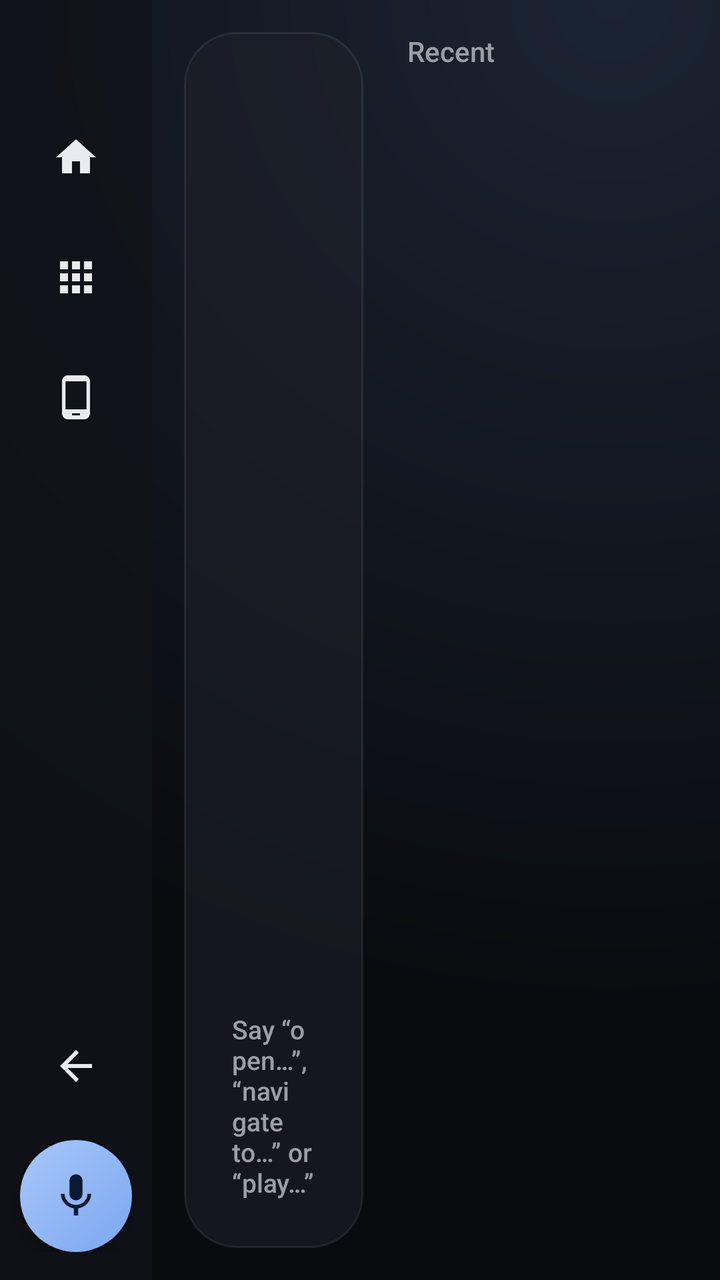
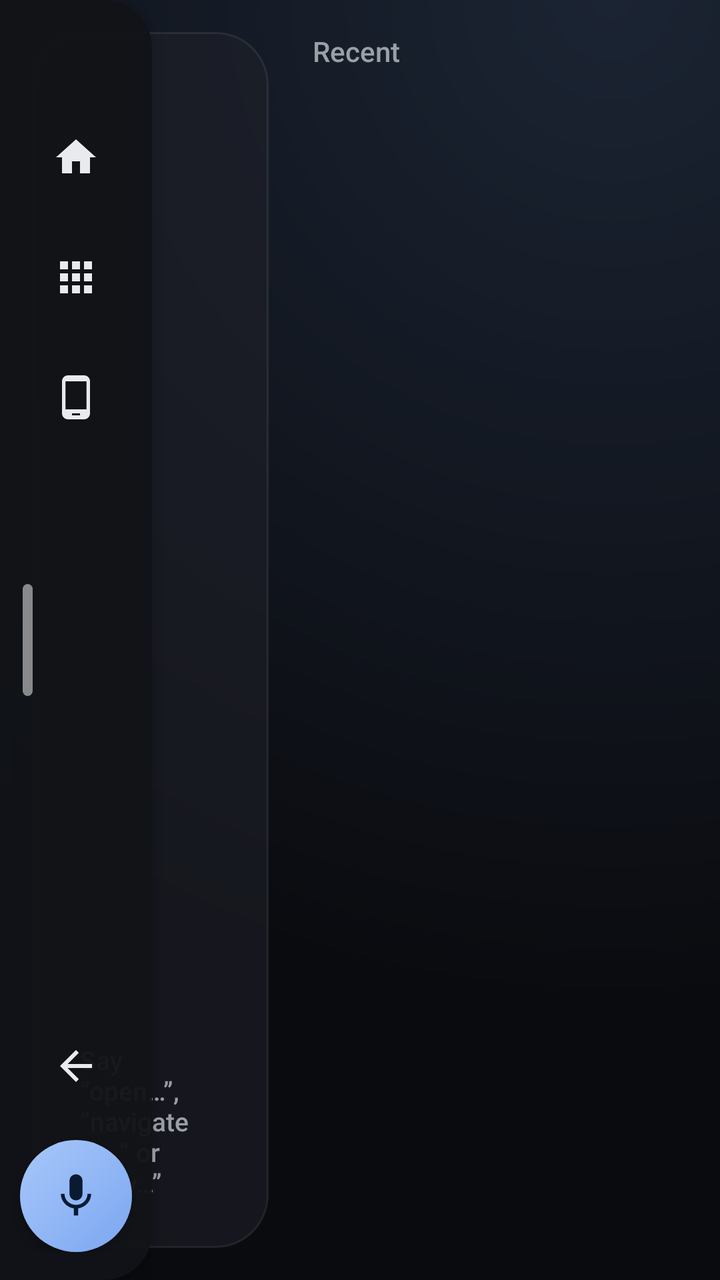

An Android layout rendered at two revisions. The XML below is the earlier revision; the diff shows what the commit changed to produce the second picture.
<!-- AndroidManifest.xml: application theme Theme.OpenDash -->
<!-- res/layout/car_shell.xml -->
<?xml version="1.0" encoding="utf-8"?>
<LinearLayout xmlns:android="http://schemas.android.com/apk/res/android"
    android:id="@+id/root"
    android:layout_width="match_parent"
    android:layout_height="match_parent"
    android:background="@drawable/car_bg_gradient"
    android:orientation="horizontal">

    
    <LinearLayout
        android:id="@+id/rail"
        android:layout_width="76dp"
        android:layout_height="match_parent"
        android:background="@drawable/rail_bg"
        android:gravity="center_horizontal"
        android:orientation="vertical"
        android:paddingTop="14dp"
        android:paddingBottom="14dp">

        <TextView
            android:id="@+id/railClock"
            android:layout_width="wrap_content"
            android:layout_height="wrap_content"
            android:layout_marginBottom="10dp"
            android:fontFamily="sans-serif-medium"
            android:textColor="@color/car_text"
            android:textSize="16sp" />

        <ImageButton
            android:id="@+id/btnHome"
            style="@style/RailButton"
            android:contentDescription="Home"
            android:src="@drawable/ic_home" />

        <ImageButton
            android:id="@+id/btnApps"
            style="@style/RailButton"
            android:contentDescription="All apps"
            android:src="@drawable/ic_apps" />

        <ImageButton
            android:id="@+id/btnScreen"
            style="@style/RailButton"
            android:contentDescription="Phone screen"
            android:src="@drawable/ic_phone_screen" />

        <View
            android:layout_width="1dp"
            android:layout_height="0dp"
            android:layout_weight="1" />

        <ImageButton
            android:id="@+id/btnBack"
            style="@style/RailButton"
            android:layout_marginBottom="10dp"
            android:contentDescription="Back"
            android:src="@drawable/ic_back" />

        <ImageButton
            android:id="@+id/btnMic"
            android:layout_width="56dp"
            android:layout_height="56dp"
            android:background="@drawable/mic_button_bg"
            android:contentDescription="Voice"
            android:elevation="4dp"
            android:padding="15dp"
            android:scaleType="fitCenter"
            android:src="@drawable/ic_mic"
            android:tint="#0B1A33" />
    </LinearLayout>

    <FrameLayout
        android:id="@+id/content"
        android:layout_width="0dp"
        android:layout_height="match_parent"
        android:layout_weight="1">

        
        <LinearLayout
            android:id="@+id/pageHome"
            android:layout_width="match_parent"
            android:layout_height="match_parent"
            android:baselineAligned="false"
            android:orientation="horizontal"
            android:padding="16dp">

            <LinearLayout
                android:layout_width="0dp"
                android:layout_height="match_parent"
                android:layout_marginEnd="16dp"
                android:layout_weight="0.38"
                android:background="@drawable/card_bg"
                android:gravity="center_vertical"
                android:orientation="vertical"
                android:padding="24dp">

                <TextView
                    android:id="@+id/homeClock"
                    android:layout_width="wrap_content"
                    android:layout_height="wrap_content"
                    android:fontFamily="sans-serif-light"
                    android:includeFontPadding="false"
                    android:textColor="@color/car_text"
                    android:textSize="56sp" />

                <TextView
                    android:id="@+id/homeDate"
                    android:layout_width="wrap_content"
                    android:layout_height="wrap_content"
                    android:layout_marginTop="6dp"
                    android:fontFamily="sans-serif-medium"
                    android:textColor="@color/car_text_dim"
                    android:textSize="17sp" />

                <TextView
                    android:id="@+id/homeStatus"
                    android:layout_width="wrap_content"
                    android:layout_height="wrap_content"
                    android:layout_marginTop="18dp"
                    android:textColor="@color/car_accent"
                    android:textSize="15sp"
                    android:visibility="gone" />

                <View
                    android:layout_width="1dp"
                    android:layout_height="0dp"
                    android:layout_weight="1" />

                <TextView
                    android:layout_width="wrap_content"
                    android:layout_height="wrap_content"
                    android:fontFamily="sans-serif-medium"
                    android:text="Say “open…”, “navigate to…” or “play…”"
                    android:textColor="@color/car_text_dim"
                    android:textSize="13sp" />
            </LinearLayout>

            <LinearLayout
                android:layout_width="0dp"
                android:layout_height="match_parent"
                android:layout_weight="0.62"
                android:orientation="vertical">

                <TextView
                    android:layout_width="wrap_content"
                    android:layout_height="wrap_content"
                    android:layout_marginStart="6dp"
                    android:layout_marginBottom="6dp"
                    android:fontFamily="sans-serif-medium"
                    android:text="Recent"
                    android:textColor="@color/car_text_dim"
                    android:textSize="14sp" />

                <androidx.recyclerview.widget.RecyclerView
                    android:id="@+id/recentRow"
                    android:layout_width="match_parent"
                    android:layout_height="0dp"
                    android:layout_weight="1"
                    android:overScrollMode="never" />
            </LinearLayout>
        </LinearLayout>

        
        <androidx.recyclerview.widget.RecyclerView
            android:id="@+id/pageApps"
            android:layout_width="match_parent"
            android:layout_height="match_parent"
            android:clipToPadding="false"
            android:overScrollMode="never"
            android:padding="12dp"
            android:scrollbars="none"
            android:visibility="gone" />

        
        <FrameLayout
            android:id="@+id/pageMirror"
            android:layout_width="match_parent"
            android:layout_height="match_parent"
            android:background="#000000"
            android:visibility="gone">

            <TextureView
                android:id="@+id/mirrorView"
                android:layout_width="match_parent"
                android:layout_height="match_parent"
                android:layout_gravity="center" />

            <TextView
                android:id="@+id/mirrorHint"
                android:layout_width="wrap_content"
                android:layout_height="wrap_content"
                android:layout_gravity="center"
                android:background="@drawable/card_bg"
                android:fontFamily="sans-serif-medium"
                android:gravity="center"
                android:paddingStart="32dp"
                android:paddingTop="22dp"
                android:paddingEnd="32dp"
                android:paddingBottom="22dp"
                android:text="Tap here, then “Start now” on your phone to show it here"
                android:textColor="@color/car_text"
                android:textSize="18sp" />

            <LinearLayout
                android:id="@+id/drivingBlock"
                android:layout_width="match_parent"
                android:layout_height="match_parent"
                android:background="#F2000000"
                android:gravity="center"
                android:orientation="vertical"
                android:visibility="gone">

                <TextView
                    android:layout_width="wrap_content"
                    android:layout_height="wrap_content"
                    android:fontFamily="sans-serif-medium"
                    android:text="Video paused while driving"
                    android:textColor="@color/car_text"
                    android:textSize="24sp" />

                <TextView
                    android:layout_width="wrap_content"
                    android:layout_height="wrap_content"
                    android:layout_marginTop="8dp"
                    android:text="It comes back when the car stops"
                    android:textColor="@color/car_text_dim"
                    android:textSize="16sp" />
            </LinearLayout>
        </FrameLayout>

        <TextView
            android:id="@+id/bubble"
            android:layout_width="wrap_content"
            android:layout_height="wrap_content"
            android:layout_gravity="bottom|center_horizontal"
            android:layout_marginBottom="20dp"
            android:background="@drawable/bubble_bg"
            android:elevation="6dp"
            android:fontFamily="sans-serif-medium"
            android:maxWidth="560dp"
            android:paddingStart="24dp"
            android:paddingTop="12dp"
            android:paddingEnd="24dp"
            android:paddingBottom="12dp"
            android:textColor="@color/car_text"
            android:textSize="17sp"
            android:visibility="gone" />
    </FrameLayout>
</LinearLayout>
<!-- resources referenced by this layout -->
<resources>
  <color name="car_accent">#8AB4F8</color>
  <color name="car_text">#E8EAED</color>
  <color name="car_text_dim">#9AA0A6</color>
  <!-- drawable bubble_bg (drawable) -->
  <?xml version="1.0" encoding="utf-8"?>
  <shape xmlns:android="http://schemas.android.com/apk/res/android" android:shape="rectangle">
      <solid android:color="#E6202124" />
      <corners android:radius="28dp" />
      <stroke android:width="1dp" android:color="@color/car_accent" />
  </shape>
  <!-- drawable car_bg_gradient (drawable) -->
  <?xml version="1.0" encoding="utf-8"?>
  <shape xmlns:android="http://schemas.android.com/apk/res/android" android:shape="rectangle">
      <gradient
          android:type="radial"
          android:centerX="0.85"
          android:centerY="0.0"
          android:gradientRadius="140%p"
          android:startColor="#1B2433"
          android:endColor="#0A0B0F" />
  </shape>
  <!-- drawable card_bg (drawable) -->
  <?xml version="1.0" encoding="utf-8"?>
  <shape xmlns:android="http://schemas.android.com/apk/res/android" android:shape="rectangle">
      <solid android:color="#991E2129" />
      <corners android:radius="26dp" />
      <stroke android:width="1dp" android:color="#14FFFFFF" />
  </shape>
  <!-- drawable ic_back (drawable) -->
  <vector xmlns:android="http://schemas.android.com/apk/res/android"
      android:width="24dp" android:height="24dp"
      android:viewportWidth="24" android:viewportHeight="24"
      android:tint="?android:attr/textColorPrimary">
      <path android:fillColor="@android:color/white" android:pathData="M20,11H7.83l5.59,-5.59L12,4l-8,8 8,8 1.41,-1.41L7.83,13H20v-2z"/>
  </vector>
  <!-- drawable ic_home (drawable) -->
  <vector xmlns:android="http://schemas.android.com/apk/res/android"
      android:width="24dp" android:height="24dp"
      android:viewportWidth="24" android:viewportHeight="24"
      android:tint="?android:attr/textColorPrimary">
      <path android:fillColor="@android:color/white" android:pathData="M10,20v-6h4v6h5v-8h3L12,3 2,12h3v8z"/>
  </vector>
  <!-- drawable ic_phone_screen (drawable) -->
  <vector xmlns:android="http://schemas.android.com/apk/res/android"
      android:width="24dp" android:height="24dp"
      android:viewportWidth="24" android:viewportHeight="24"
      android:tint="?android:attr/textColorPrimary">
      <path android:fillColor="@android:color/white" android:pathData="M16,1H8C6.34,1 5,2.34 5,4v16c0,1.66 1.34,3 3,3h8c1.66,0 3,-1.34 3,-3V4c0,-1.66 -1.34,-3 -3,-3zM14,21h-4v-1h4v1zM17.25,18H6.75V4h10.5v14z"/>
  </vector>
  <!-- drawable mic_button_bg (drawable) -->
  <?xml version="1.0" encoding="utf-8"?>
  <ripple xmlns:android="http://schemas.android.com/apk/res/android" android:color="#55FFFFFF">
      <item>
          <shape android:shape="oval">
              <gradient android:angle="315" android:startColor="#A8C7FA" android:endColor="#7BA7F0" />
          </shape>
      </item>
  </ripple>
  <!-- drawable rail_bg (drawable) -->
  <?xml version="1.0" encoding="utf-8"?>
  <shape xmlns:android="http://schemas.android.com/apk/res/android" android:shape="rectangle">
      <solid android:color="#CC111318" />
  </shape>
  <style name="RailButton">
          <item name="android:layout_width">54dp</item>
          <item name="android:layout_height">54dp</item>
          <item name="android:layout_marginTop">6dp</item>
          <item name="android:background">@drawable/rail_button_bg</item>
          <item name="android:padding">15dp</item>
          <item name="android:scaleType">fitCenter</item>
          <item name="android:tint">@color/car_text</item>
      </style>
  <style name="Theme.OpenDash" parent="Theme.Material3.DayNight" />
  <color name="car_selected">#2B3A55</color>
  <!-- unchanged entries left out for length: 3 -->
</resources>

<!-- the commit's change to res/layout/car_shell.xml (unified diff, before → after) -->
@@ -1,79 +1,14 @@
 <?xml version="1.0" encoding="utf-8"?>
-<LinearLayout xmlns:android="http://schemas.android.com/apk/res/android"
+<FrameLayout xmlns:android="http://schemas.android.com/apk/res/android"
     android:id="@+id/root"
     android:layout_width="match_parent"
     android:layout_height="match_parent"
-    android:background="@drawable/car_bg_gradient"
-    android:orientation="horizontal">
-
-    
-    <LinearLayout
-        android:id="@+id/rail"
-        android:layout_width="76dp"
-        android:layout_height="match_parent"
-        android:background="@drawable/rail_bg"
-        android:gravity="center_horizontal"
-        android:orientation="vertical"
-        android:paddingTop="14dp"
-        android:paddingBottom="14dp">
-
-        <TextView
-            android:id="@+id/railClock"
-            android:layout_width="wrap_content"
-            android:layout_height="wrap_content"
-            android:layout_marginBottom="10dp"
-            android:fontFamily="sans-serif-medium"
-            android:textColor="@color/car_text"
-            android:textSize="16sp" />
-
-        <ImageButton
-            android:id="@+id/btnHome"
-            style="@style/RailButton"
-            android:contentDescription="Home"
-            android:src="@drawable/ic_home" />
-
-        <ImageButton
-            android:id="@+id/btnApps"
-            style="@style/RailButton"
-            android:contentDescription="All apps"
-            android:src="@drawable/ic_apps" />
-
-        <ImageButton
-            android:id="@+id/btnScreen"
-            style="@style/RailButton"
-            android:contentDescription="Phone screen"
-            android:src="@drawable/ic_phone_screen" />
-
-        <View
-            android:layout_width="1dp"
-            android:layout_height="0dp"
-            android:layout_weight="1" />
-
-        <ImageButton
-            android:id="@+id/btnBack"
-            style="@style/RailButton"
-            android:layout_marginBottom="10dp"
-            android:contentDescription="Back"
-            android:src="@drawable/ic_back" />
-
-        <ImageButton
-            android:id="@+id/btnMic"
-            android:layout_width="56dp"
-            android:layout_height="56dp"
-            android:background="@drawable/mic_button_bg"
-            android:contentDescription="Voice"
-            android:elevation="4dp"
-            android:padding="15dp"
-            android:scaleType="fitCenter"
-            android:src="@drawable/ic_mic"
-            android:tint="#0B1A33" />
-    </LinearLayout>
+    android:background="@drawable/car_bg_gradient">
 
     <FrameLayout
         android:id="@+id/content"
-        android:layout_width="0dp"
-        android:layout_height="match_parent"
-        android:layout_weight="1">
+        android:layout_width="match_parent"
+        android:layout_height="match_parent">
 
         
         <LinearLayout
@@ -246,4 +181,86 @@
             android:textSize="17sp"
             android:visibility="gone" />
     </FrameLayout>
-</LinearLayout>
+
+    
+    <LinearLayout
+        android:id="@+id/rail"
+        android:layout_width="76dp"
+        android:layout_height="match_parent"
+        android:layout_gravity="start"
+        android:background="@drawable/rail_bg"
+        android:elevation="10dp"
+        android:gravity="center_horizontal"
+        android:orientation="vertical"
+        android:paddingTop="14dp"
+        android:paddingBottom="14dp">
+
+        <TextView
+            android:id="@+id/railClock"
+            android:layout_width="wrap_content"
+            android:layout_height="wrap_content"
+            android:layout_marginBottom="10dp"
+            android:fontFamily="sans-serif-medium"
+            android:textColor="@color/car_text"
+            android:textSize="16sp" />
+
+        <ImageButton
+            android:id="@+id/btnHome"
+            style="@style/RailButton"
+            android:contentDescription="Home"
+            android:src="@drawable/ic_home" />
+
+        <ImageButton
+            android:id="@+id/btnApps"
+            style="@style/RailButton"
+            android:contentDescription="All apps"
+            android:src="@drawable/ic_apps" />
+
+        <ImageButton
+            android:id="@+id/btnScreen"
+            style="@style/RailButton"
+            android:contentDescription="Phone screen"
+            android:src="@drawable/ic_phone_screen" />
+
+        <View
+            android:layout_width="1dp"
+            android:layout_height="0dp"
+            android:layout_weight="1" />
+
+        <ImageButton
+            android:id="@+id/btnBack"
+            style="@style/RailButton"
+            android:layout_marginBottom="10dp"
+            android:contentDescription="Back"
+            android:src="@drawable/ic_back" />
+
+        <ImageButton
+            android:id="@+id/btnMic"
+            android:layout_width="56dp"
+            android:layout_height="56dp"
+            android:background="@drawable/mic_button_bg"
+            android:contentDescription="Voice"
+            android:elevation="4dp"
+            android:padding="15dp"
+            android:scaleType="fitCenter"
+            android:src="@drawable/ic_mic"
+            android:tint="#0B1A33" />
+    </LinearLayout>
+
+
+    
+    <FrameLayout
+        android:id="@+id/railHandle"
+        android:layout_width="28dp"
+        android:layout_height="96dp"
+        android:layout_gravity="start|center_vertical"
+        android:contentDescription="Open menu"
+        android:elevation="10dp">
+
+        <View
+            android:layout_width="5dp"
+            android:layout_height="56dp"
+            android:layout_gravity="center"
+            android:background="@drawable/handle_pill" />
+    </FrameLayout>
+</FrameLayout>
<!-- resource entries referenced after the edit -->
@@ -27,6 +27,12 @@
       <solid android:color="#991E2129" />
       <corners android:radius="26dp" />
       <stroke android:width="1dp" android:color="#14FFFFFF" />
+  </shape>
+  <!-- drawable handle_pill (drawable) -->
+  <?xml version="1.0" encoding="utf-8"?>
+  <shape xmlns:android="http://schemas.android.com/apk/res/android" android:shape="rectangle">
+      <solid android:color="#80FFFFFF" />
+      <corners android:radius="3dp" />
   </shape>
   <!-- drawable ic_back (drawable) -->
   <vector xmlns:android="http://schemas.android.com/apk/res/android"
@@ -61,7 +67,8 @@
   <!-- drawable rail_bg (drawable) -->
   <?xml version="1.0" encoding="utf-8"?>
   <shape xmlns:android="http://schemas.android.com/apk/res/android" android:shape="rectangle">
-      <solid android:color="#CC111318" />
+      <solid android:color="#F2111318" />
+      <corners android:topRightRadius="24dp" android:bottomRightRadius="24dp" />
   </shape>
   <style name="RailButton">
           <item name="android:layout_width">54dp</item>
